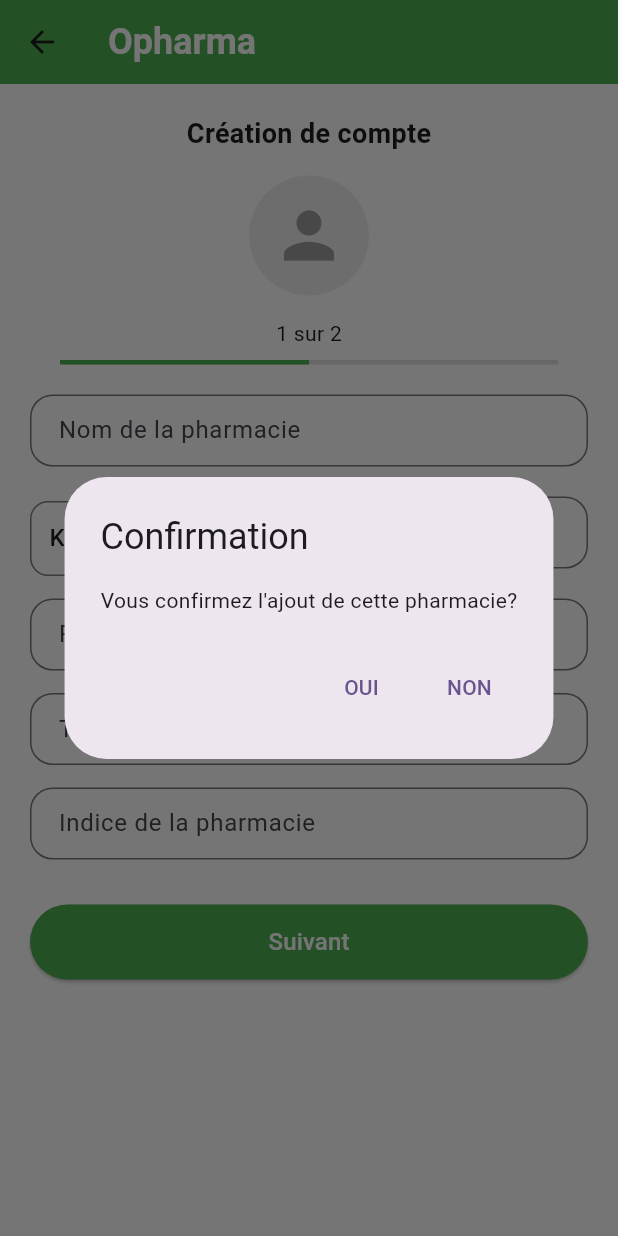
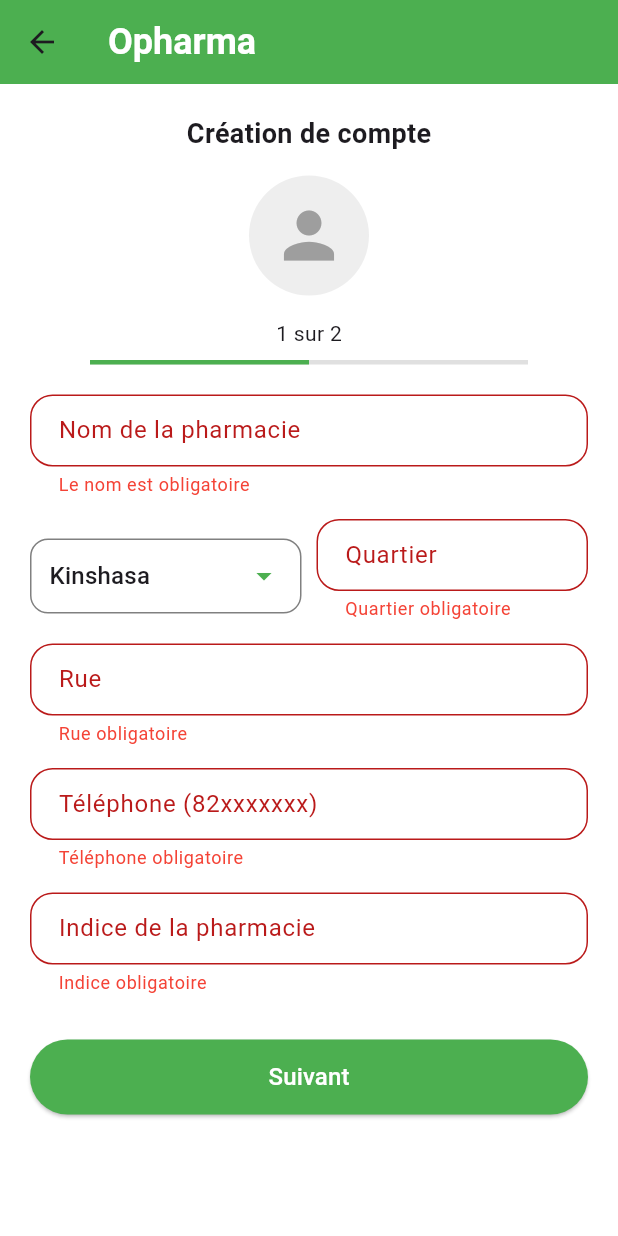
Before and after one commit to menjiDrcOrganisation/gestionPharmacieMobile, a Flutter app: the CreationComptePage screen opened directly, after a tap on "Suivant", on a phone screen of 412 x 824 dp. Run offline on Flutter 3.47's test engine with Material 3 defaults, Android fonts, the phone set to English and light mode, and no system bars; our stand-ins replace fluttertoast, google_sign_in, lottie, shared_preferences; accounts and stored records are empty.

Commit message:
rivision creation pharmacie

```diff
--- a/lib/view/pharmacie/pharmacoePage.dart
+++ b/lib/view/pharmacie/pharmacoePage.dart
@@ -4,33 +4,8 @@
 import '../../component/Combobox.dart';
 import '../../component/Confirmation.dart';
 import '../../controller/PharmacieController.dart';
-import '../../services/ApiService/ApiPharmacie.dart';
 import '../../utils/navigation.dart';
 import '../principal/portail.dart';
-import 'CreationCompteStep2.dart';
-
-void main() {
-  runApp(const MyApp());
-}
-
-class MyApp extends StatelessWidget {
-  const MyApp({super.key});
-
-  @override
-  Widget build(BuildContext context) {
-    return MaterialApp(
-      title: 'Connexion',
-      theme: ThemeData(
-        primarySwatch: Colors.blue,
-        inputDecorationTheme: InputDecorationTheme(
-          border: OutlineInputBorder(borderRadius: BorderRadius.circular(10)),
-          contentPadding: const EdgeInsets.symmetric(horizontal: 16, vertical: 14),
-        ),
-      ),
-      home: const CreationComptePage(),
-    );
-  }
-}
 
 class CreationComptePage extends StatefulWidget {
   const CreationComptePage({super.key});
@@ -40,69 +15,65 @@
 }
 
 class _CreationComptePageState extends State<CreationComptePage> {
+  final _formKey = GlobalKey<FormState>();
+
   List<String> villes = ["Kinshasa", "Lubumbashi"];
   String? selectedVille = "Kinshasa";
 
-  // Controllers pour récupérer les valeurs des TextField
+  // Controllers
   final TextEditingController nomController = TextEditingController();
-
   final TextEditingController quartierController = TextEditingController();
   final TextEditingController rueController = TextEditingController();
   final TextEditingController telephoneController = TextEditingController();
-  final TextEditingController emailController = TextEditingController();
   final TextEditingController indiceController = TextEditingController();
+
+  bool isLoading = false; // loader
 
   @override
   void dispose() {
-    // Toujours libérer les controllers
     nomController.dispose();
     quartierController.dispose();
     rueController.dispose();
     telephoneController.dispose();
-    emailController.dispose();
+    indiceController.dispose();
     super.dispose();
   }
 
   @override
   Widget build(BuildContext context) {
     return Scaffold(
-      appBar:  Appbar(Title: "Opharma").lancer(context),
+      appBar: Appbar(Title: "Opharma").lancer(context),
       backgroundColor: Colors.white,
       body: SafeArea(
-        child: SingleChildScrollView(
+        child: Stack(
+          children: [
+            SingleChildScrollView(
+              child: Form(
+                key: _formKey,
+                child: Padding(
+                  padding: const EdgeInsets.symmetric(horizontal: 20),
                   child: Column(
                     children: [
                       const SizedBox(height: 20),
-              // Titre
                       const Text(
                         "Création de compte",
                         style: TextStyle(
-                  fontSize: 18,
-                  fontWeight: FontWeight.bold,
+                            fontSize: 18, fontWeight: FontWeight.bold),
                       ),
-              ),
-
                       const SizedBox(height: 15),
-
-              // Icône profil circulaire
                       CircleAvatar(
                         radius: 40,
                         backgroundColor: Colors.grey[200],
-                child: const Icon(Icons.person, size: 50, color: Colors.grey),
+                        child:
+                        const Icon(Icons.person, size: 50, color: Colors.grey),
                       ),
-
                       const SizedBox(height: 15),
                       // Stepper
                       Padding(
                         padding: const EdgeInsets.symmetric(horizontal: 40),
                         child: Column(
                           children: [
-                    Row(
-                      mainAxisAlignment: MainAxisAlignment.center,
-                      children: const [
-                        Text("1 sur 2", style: TextStyle(fontSize: 14)),
-                      ],
-                    ),
+                            const Text("1 sur 2", style: TextStyle(fontSize: 14)),
                             const SizedBox(height: 8),
                             LinearProgressIndicator(
                               value: 0.5,
@@ -113,89 +84,156 @@
                           ],
                         ),
                       ),
-
                       const SizedBox(height: 20),
-
-              // Form
-              Padding(
-                padding: const EdgeInsets.symmetric(horizontal: 20),
-                child: Column(
-                  children: [
-                    _buildTextField("Nom de la pharmacie", controller: nomController),
+                      // Nom pharmacie
+                      _buildTextField(
+                        "Nom de la pharmacie",
+                        controller: nomController,
+                        validator: (value) {
+                          if (value == null || value.isEmpty) {
+                            return "Le nom est obligatoire";
+                          }
+                          return null;
+                        },
+                      ),
                       const SizedBox(height: 15),
+                      // Ville et quartier
                       Row(
                         children: [
-
-                        Expanded(child:
-                        buildComboBox<String>(
+                          Expanded(
+                            child: buildComboBox<String>(
                               items: villes.map((ville) {
                                 return DropdownMenuItem<String>(
-                              value: ville, // identifiant unique
-                              child: Text(
-                                  "${ville} "
-                              ),
+                                  value: ville,
+                                  child: Text(ville),
                                 );
                               }).toList(),
-                          selectedItem: selectedVille, // garder uniquement l'id comme valeur
-                          placeholder: "Choisissez un produit",
-                          onChanged: (String? pharamacie) {
+                              selectedItem: selectedVille,
+                              placeholder: "Choisissez une ville",
+                              onChanged: (String? ville) {
                                 setState(() {
-                              selectedVille=pharamacie;
-                              // retrouver le lot complet via son id
+                                  selectedVille = ville;
                                 });
                               },
-                        )
+                            ),
                           ),
                           const SizedBox(width: 10),
-                        Expanded(child: _buildTextField("Quartier", controller: quartierController)),
+                          Expanded(
+                            child: _buildTextField(
+                              "Quartier",
+                              controller: quartierController,
+                              validator: (value) {
+                                if (value == null || value.isEmpty) {
+                                  return "Quartier obligatoire";
+                                }
+                                return null;
+                              },
+                            ),
+                          ),
                         ],
                       ),
                       const SizedBox(height: 15),
-                    _buildTextField("Rue", controller: rueController),
+                      // Rue
+                      _buildTextField(
+                        "Rue",
+                        controller: rueController,
+                        validator: (value) {
+                          if (value == null || value.isEmpty) {
+                            return "Rue obligatoire";
+                          }
+                          return null;
+                        },
+                      ),
                       const SizedBox(height: 15),
-                    _buildTextField("Téléphone", controller: telephoneController, keyboardType: TextInputType.phone),
+                      // Téléphone
+                      _buildTextField(
+                        "Téléphone (82xxxxxxx)",
+                        controller: telephoneController,
+                        keyboardType: TextInputType.phone,
+                        validator: (value) {
+                          if (value == null || value.isEmpty) {
+                            return "Téléphone obligatoire";
+                          }
+                          // 9 chiffres RDC commençant par 8 ou 9
+                          if (!RegExp(r'^[89][0-9]{8}$').hasMatch(value)) {
+                            return "Numéro invalide (format 82xxxxxxx ou 91xxxxxxx)";
+                          }
+                          return null;
+                        },
+                      ),
                       const SizedBox(height: 15),
-                    _buildTextField("Indice de la pharmacie", controller: indiceController, keyboardType: TextInputType.number),
+                      // Indice
+                      _buildTextField(
+                        "Indice de la pharmacie",
+                        controller: indiceController,
+                        keyboardType: const TextInputType.numberWithOptions(decimal: true),
+                        validator: (value) {
+                          if (value == null || value.isEmpty) {
+                            return "Indice obligatoire";
+                          }
+                          final number = double.tryParse(value);
+                          if (number == null) {
+                            return "Indice doit être un nombre (entier ou décimal)";
+                          }
+                          if (number <= 0) {
+                            return "Indice doit être supérieur à 0";
+                          }
+                          return null;
+                        },
+                      ),
                       const SizedBox(height: 30),
-
                       // Bouton Suivant
                       SizedBox(
                         width: double.infinity,
                         height: 50,
                         child: ElevatedButton(
-                        onPressed: () async {
-                          confirmation(context,"Vous confirmez l'ajout de cette pharmacie?",
-                            onOui: () async{
-                              final nom = nomController.text;
-                              final ville = selectedVille;
-                              final quartier = quartierController.text;
-                              final rue = rueController.text;
-                              final tel = telephoneController.text;
+                          onPressed: isLoading
+                              ? null
+                              : () async {
+                            if (_formKey.currentState!.validate()) {
+                              confirmation(
+                                context,
+                                "Vous confirmez l'ajout de cette pharmacie?",
+                                onOui: () async {
+                                  setState(() => isLoading = true);
+                                  try {
+                                    Pharmacie p = await ControllerPharmacie
+                                        .createPhramacie(
+                                      nomController.text,
+                                      selectedVille,
+                                      quartierController.text,
+                                      rueController.text,
+                                      telephoneController.text,
+                                      indiceController.text,
+                                    );
 
-
-                              try {
-                                Pharmacie p=await ControllerPharmacie.createPhramacie(nom, ville, quartier,
-                                    rue, tel,"4");
-
-                                ScaffoldMessenger.of(context).showSnackBar(
-                                  SnackBar(content: Text("Pharmacie  ${p.nom} creer avec succes avec succes")),
+                                    ScaffoldMessenger.of(context)
+                                        .showSnackBar(
+                                      SnackBar(
+                                        content: Text(
+                                            "Pharmacie ${p.nom} créée avec succès"),
+                                      ),
                                     );
-                                goToPagePlacement(context,Portail());
+                                    await Future.delayed(
+                                        const Duration(seconds: 1));
+                                    goToPagePlacement(context, Portail());
                                   } catch (e) {
-                                ScaffoldMessenger.of(context).showSnackBar(
-                                  SnackBar(content: Text("Erreur lors de la création du pharmacie")),
+                                    if (!mounted) return;
+                                    ScaffoldMessenger.of(context)
+                                        .showSnackBar(
+                                      const SnackBar(
+                                        content: Text(
+                                            "Erreur lors de la création de la pharmacie"),
+                                      ),
                                     );
-                                print('Erreur lors de la création du pharmacie : $e');
-                                // Afficher un snackbar ou dialogue d'erreur
+                                    print("Erreur: $e");
+                                  } finally {
+                                    if (mounted)
+                                      setState(() => isLoading = false);
                                   }
-
+                                },
+                              );
                             }
-
-                          );
-                          // Récupérer les valeurs
-
-
-                          // Ici tu peux les envoyer à la prochaine page
                           },
                           style: ElevatedButton.styleFrom(
                             backgroundColor: Colors.green,
@@ -203,32 +241,45 @@
                               borderRadius: BorderRadius.circular(30),
                             ),
                           ),
-                        child: const Text(
+                          child: isLoading
+                              ? const CircularProgressIndicator(
+                              color: Colors.white)
+                              : const Text(
                             "Suivant",
-                          style: TextStyle(fontSize: 16, color: Colors.white),
+                            style: TextStyle(
+                                fontSize: 16, color: Colors.white),
+                          ),
+                        ),
+                      ),
+                      const SizedBox(height: 20),
+                    ],
+                  ),
                 ),
               ),
             ),
           ],
         ),
       ),
-            ],
-          ),
-        ),
-      ),
     );
   }
 
-  // Méthode réutilisable pour un champ texte
-  Widget _buildTextField(String label,
-      {TextInputType keyboardType = TextInputType.text, TextEditingController? controller}) {
-    return TextField(
+  // TextFormField avec validator
+  Widget _buildTextField(
+      String label, {
+        TextInputType keyboardType = TextInputType.text,
+        TextEditingController? controller,
+        String? Function(String?)? validator,
+      }) {
+    return TextFormField(
       controller: controller,
       keyboardType: keyboardType,
+      validator: validator,
       decoration: InputDecoration(
         labelText: label,
-        contentPadding: const EdgeInsets.symmetric(horizontal: 15, vertical: 12),
+        contentPadding:
+        const EdgeInsets.symmetric(horizontal: 15, vertical: 12),
         border: OutlineInputBorder(borderRadius: BorderRadius.circular(15)),
+        errorStyle: const TextStyle(color: Colors.red, fontSize: 12),
       ),
     );
   }
```
Also changed, not shown: lib/component/LookPharma.dart (+17 -3 lines), lib/view/principal/portail.dart (+0 -50 lines), pubspec.lock. Lines whose indentation alone changed are shown as unchanged.
